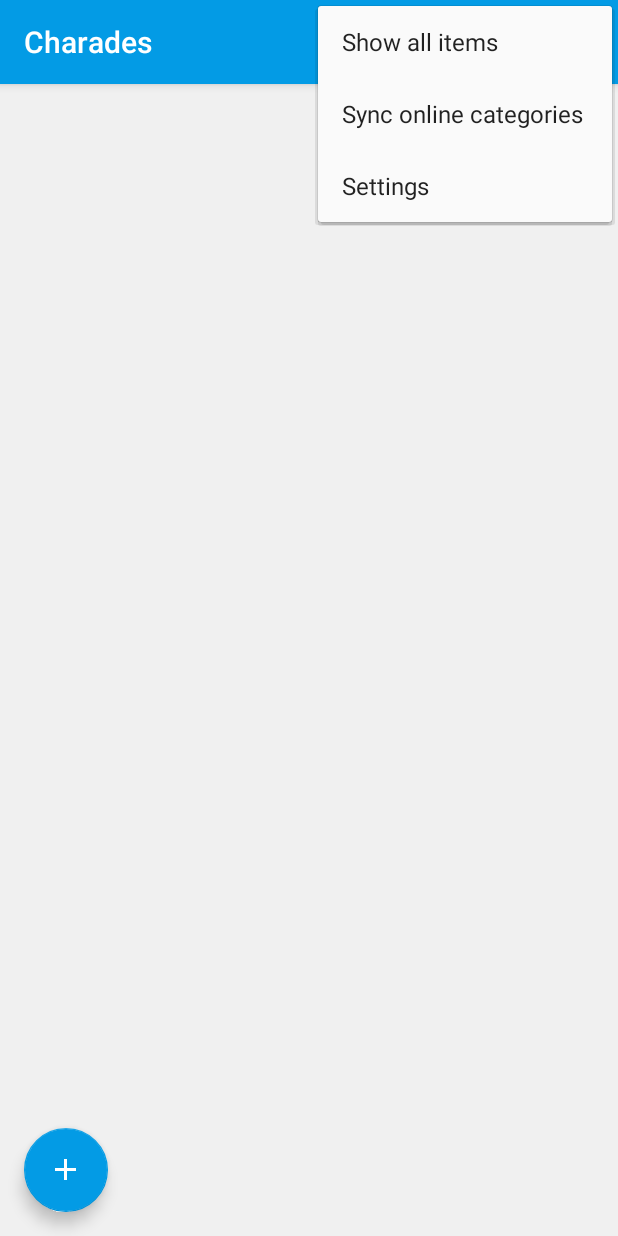
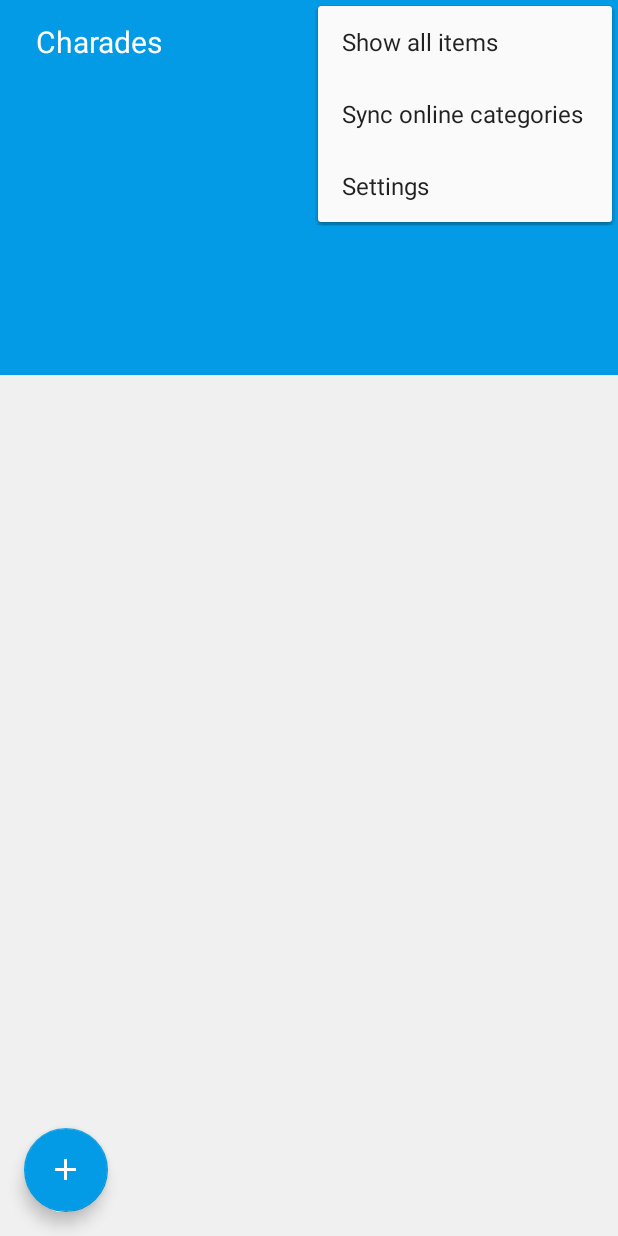
Before and after one commit to RKikuchi/charades, an Android app: the screen it shows after launch (MainActivity), with the options menu open, on a phone screen of 412 x 824 dp. Run offline under Robolectric (Android 15) with nearby library versions, the phone set to English and light mode, and no system bars; our stand-ins replace Dagger/Hilt's generated code; libraries missing offline, so code that uses them is left out: io.realm; pictures from the network do not load; 9 statements that could not run were skipped.

Commit message:
Begin start screen restyle

```diff
--- a/app/src/main/AndroidManifest.xml
+++ b/app/src/main/AndroidManifest.xml
@@ -19,7 +19,6 @@
         android:theme="@style/AppTheme">
         <activity
             android:name=".activities.MainActivity"
-            android:label="@string/app_name"
             android:theme="@style/AppTheme.NoActionBar">
             <intent-filter>
                 <action android:name="android.intent.action.MAIN" />
--- a/app/src/main/java/com/pongo/charades/activities/MainActivity.java
+++ b/app/src/main/java/com/pongo/charades/activities/MainActivity.java
@@ -84,6 +84,7 @@ public class MainActivity extends BaseActivity implements OnlineCategoriesLoader
 
         Toolbar toolbar = (Toolbar) findViewById(R.id.main_toolbar);
         setSupportActionBar(toolbar);
+        getSupportActionBar().setTitle("");
 
         mFab = (FloatingActionButton) findViewById(R.id.fab);
         mFab.setOnClickListener(new View.OnClickListener() {
--- a/app/src/main/res/layout/activity_main.xml
+++ b/app/src/main/res/layout/activity_main.xml
@@ -12,14 +12,59 @@
     <android.support.design.widget.AppBarLayout
         android:layout_width="match_parent"
         android:layout_height="wrap_content"
-        android:theme="@style/AppTheme.AppBarOverlay">
+        android:theme="@style/AppTheme.AppBarOverlay"
+        android:fitsSystemWindows="true">
 
-        <android.support.v7.widget.Toolbar
-            android:id="@+id/main_toolbar"
+        <android.support.design.widget.CollapsingToolbarLayout
+            android:id="@+id/toolbar"
             android:layout_width="match_parent"
-            android:layout_height="?attr/actionBarSize"
-            android:background="?attr/colorPrimary"
-            app:popupTheme="@style/AppTheme.PopupOverlay" />
+            android:layout_height="match_parent"
+            app:expandedTitleGravity="center"
+            app:layout_scrollFlags="scroll|exitUntilCollapsed">
+
+            <ImageView
+                android:id="@+id/category_image"
+                android:layout_width="match_parent"
+                android:layout_height="250dp"
+                android:fitsSystemWindows="true"
+                app:layout_collapseMode="parallax"
+                android:adjustViewBounds="true"
+                android:scaleType="centerCrop"
+                />
+
+            <android.support.v7.widget.Toolbar
+                android:id="@+id/main_toolbar"
+                android:layout_width="match_parent"
+                android:layout_height="?attr/actionBarSize"
+                android:background="@drawable/transition_background"
+                app:layout_collapseMode="pin"
+                app:theme="@style/ThemeOverlay.AppCompat.Dark"
+                app:popupTheme="@style/AppTheme.PopupOverlay"
+                app:title="">
+
+                <LinearLayout
+                    android:layout_width="wrap_content"
+                    android:layout_height="match_parent"
+                    android:orientation="horizontal">
+
+                    <TextView
+                        android:id="@+id/title"
+                        android:layout_width="wrap_content"
+                        android:layout_height="match_parent"
+                        android:gravity="center_vertical"
+                        android:layout_marginLeft="8dp"
+                        android:lines="1"
+                        android:ellipsize="end"
+                        android:text="@string/app_name"
+                        android:textColor="@color/colorWhite"
+                        android:textSize="20sp"
+                        />
+
+                </LinearLayout>
+
+            </android.support.v7.widget.Toolbar>
+
+        </android.support.design.widget.CollapsingToolbarLayout>
 
     </android.support.design.widget.AppBarLayout>
 
```
